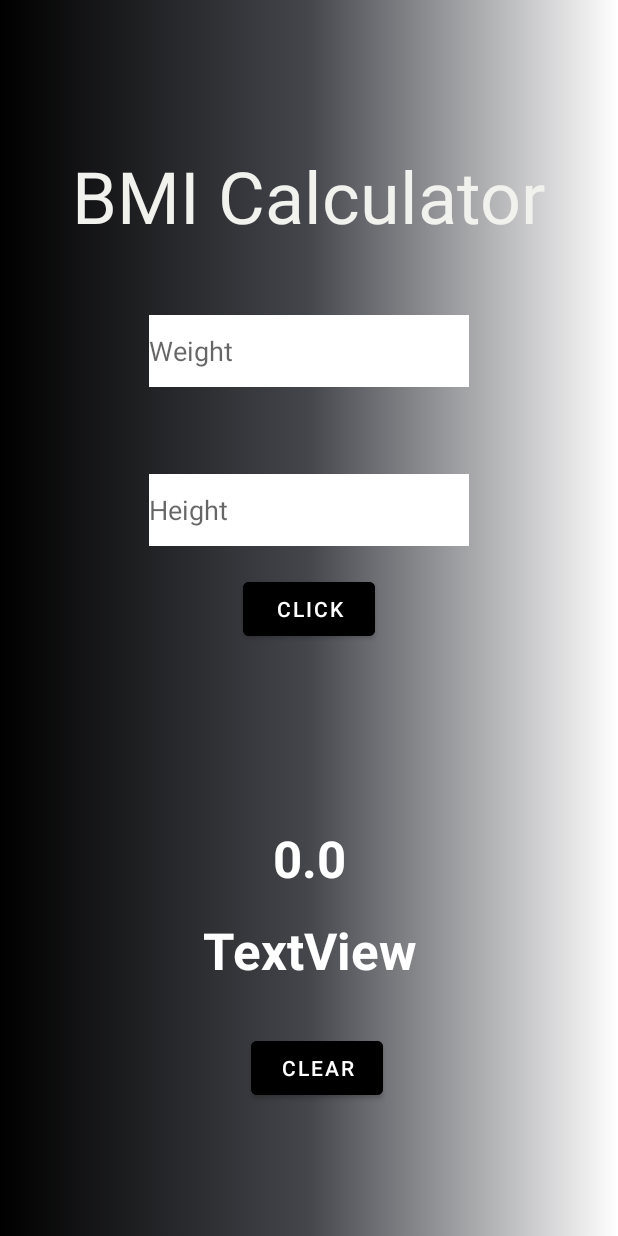
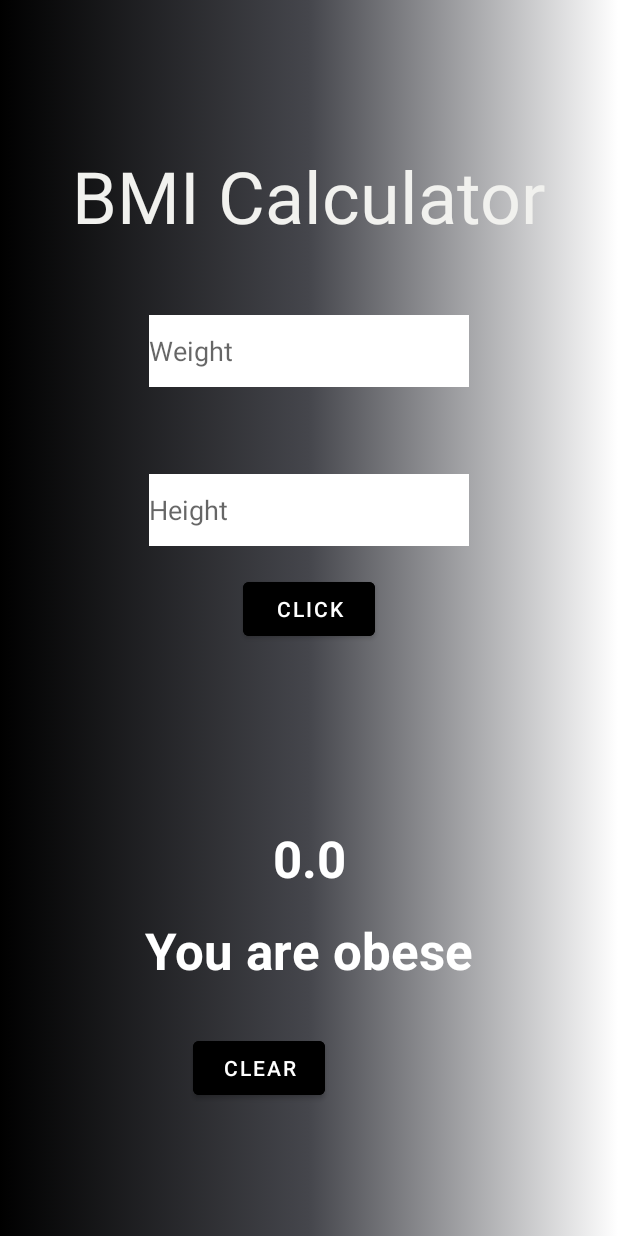
Before and after one commit to Londrinho/BmiApp, an Android app: the BmiFragment screen opened through its navigation route, after a tap on "CLICK", on a phone screen of 412 x 824 dp. Run offline under Robolectric (Android 15) with nearby library versions, the phone set to English and light mode, and no system bars; our stand-ins replace data binding; 3 statements that could not run were skipped.

Commit message:
Just added in the advice based on bmi result.

```diff
--- a/app/src/main/java/com/jimmy/bmiapp/BmiFragment.kt
+++ b/app/src/main/java/com/jimmy/bmiapp/BmiFragment.kt
@@ -60,6 +60,8 @@ class BmiFragment : Fragment() {
 
         binding.results.text = formatRes.toString()
 
+        giveAdvice(result)
+
     }
 
     class BmiCalculator {
@@ -79,6 +81,25 @@ class BmiFragment : Fragment() {
         binding.heightNum.text.clear()
     }
 
+    fun giveAdvice(results: Double){
+
+        val underWeight = "You are underweight"
+        val healthyWeight = "You have a healthy weight"
+        val overWeight = "You are overweight"
+        val obese = "You are obese"
+
+        if (results < 18.5){
+        binding.advice.text = underWeight
+    } else if (results >= 18.5 && results < 25){
+            binding.advice.text = healthyWeight
+    } else if (results >= 25 && results <= 29.9){
+        binding.advice.text = overWeight
+    } else {
+        binding.advice.text = obese
+    }
+
+    }
+
 }
 
 //println("%.2f".format(result))
```
